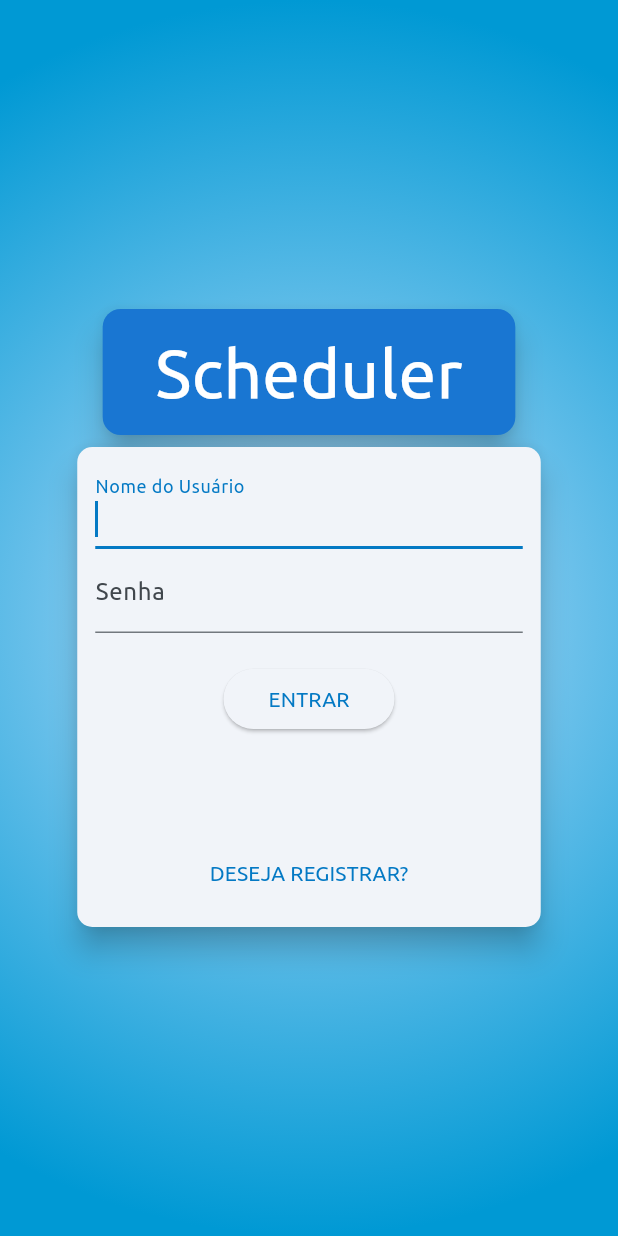
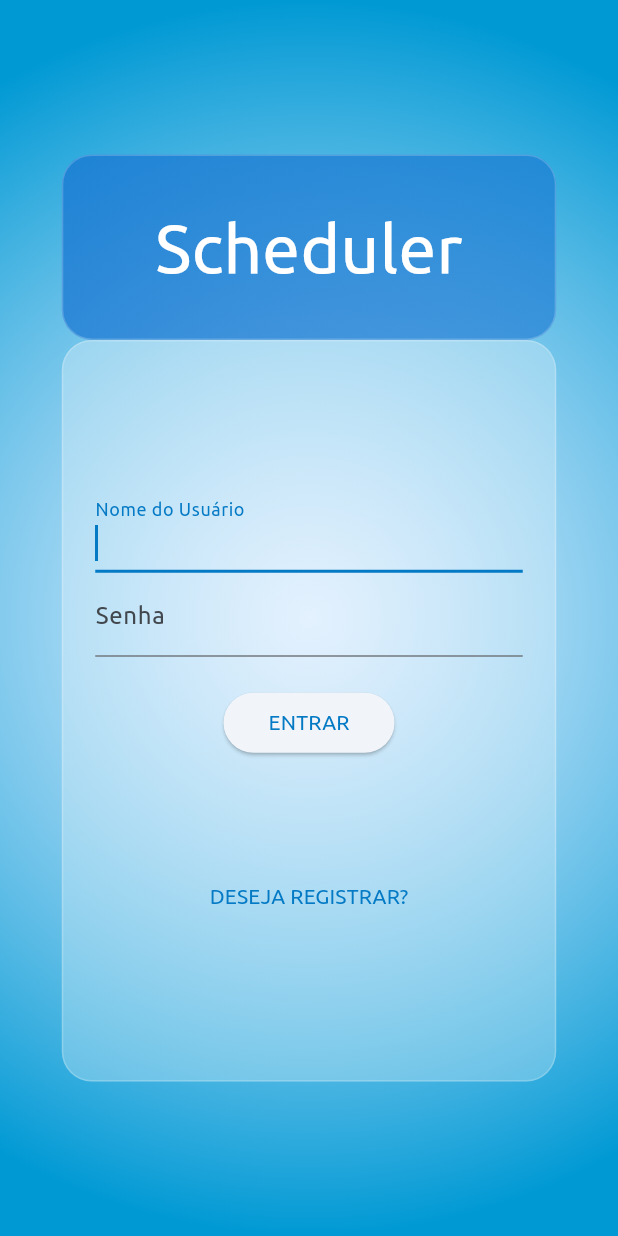
Before and after one commit to Ferps53/Scheduler, a Flutter app: the screen it shows after launch, on a phone screen of 412 x 824 dp. Run offline on Flutter 3.47's test engine with Material 3 defaults, Android fonts, the phone set to English and light mode, and no system bars; our stand-ins replace firebase_core, firebase_messaging, shared_preferences; accounts and stored records are empty; generated files the repository leaves out were written again.

Commit message:
Criação do GlassCard para utilizar o estilo de Glassmorphism

```diff
--- a/lib/src/view/auth/screen/auth_screen.dart
+++ b/lib/src/view/auth/screen/auth_screen.dart
@@ -1,5 +1,6 @@
 import 'package:flutter/material.dart';
 import 'package:todo_list/src/view/auth/widgets/auth_form.dart';
+import 'package:todo_list/src/view/default_widgets/glass_card.dart';
 
 class AuthScreen extends StatelessWidget {
   const AuthScreen({super.key});
@@ -12,7 +13,7 @@ class AuthScreen extends StatelessWidget {
           Container(
             decoration: BoxDecoration(
               gradient: RadialGradient(colors: [
-                Theme.of(context).primaryColorLight,
+                Theme.of(context).primaryColorLight.withOpacity(0.5),
                 const Color(0xff0099d4),
               ], radius: 1, focalRadius: 2),
             ),
@@ -25,9 +26,12 @@ class AuthScreen extends StatelessWidget {
                   mainAxisAlignment: MainAxisAlignment.center,
                   crossAxisAlignment: CrossAxisAlignment.center,
                   children: [
-                    Card(
-                      elevation: 8,
-                      color: Theme.of(context).primaryColorDark,
+                    GlassCard(
+                      startGradient: 0.75,
+                      endGradient: 0.6,
+                      heigth: MediaQuery.of(context).size.height * 0.15,
+                      width: MediaQuery.of(context).size.width * 0.8,
+                      backgroundColor: Theme.of(context).primaryColorDark,
                       child: const Padding(
                         padding: EdgeInsets.symmetric(
                           vertical: 10.0,
--- a/lib/src/view/auth/widgets/auth_form.dart
+++ b/lib/src/view/auth/widgets/auth_form.dart
@@ -3,6 +3,7 @@
 import 'package:flutter/material.dart';
 import 'package:provider/provider.dart';
 import 'package:todo_list/src/model/auth.dart';
+import 'package:todo_list/src/view/default_widgets/glass_card.dart';
 
 import '../../../utils/auth_exception.dart';
 
@@ -143,11 +144,10 @@ class _AuthFormState extends State<AuthForm>
   @override
   Widget build(BuildContext context) {
     final deviceSize = MediaQuery.of(context).size;
-    return Card(
-      elevation: 8,
-      shape: RoundedRectangleBorder(
-        borderRadius: BorderRadius.circular(10),
-      ),
+    return GlassCard(
+      backgroundColor: Colors.white,
+      heigth: deviceSize.height * 0.6,
+      width: deviceSize.width * 0.8,
       child: AnimatedContainer(
         duration: const Duration(milliseconds: 300),
         curve: Curves.easeIn,
--- /dev/null
+++ b/lib/src/view/default_widgets/glass_card.dart
@@ -0,0 +1,65 @@
+import 'dart:ui';
+
+import 'package:flutter/material.dart';
+
+class GlassCard extends StatelessWidget {
+  final Widget child;
+  final double width;
+  final double heigth;
+  final Color backgroundColor;
+  final double startGradient;
+  final double endGradient;
+
+  const GlassCard(
+      {required this.child,
+      required this.width,
+      required this.heigth,
+      required this.backgroundColor,
+      this.startGradient = 0.3,
+      this.endGradient = 0.25,
+      super.key});
+
+  @override
+  Widget build(BuildContext context) {
+    final borderRadius = BorderRadius.circular(20);
+    return Container(
+      width: width,
+      height: heigth,
+      constraints: const BoxConstraints(
+        maxHeight: double.infinity,
+        maxWidth: double.infinity,
+      ),
+      decoration: BoxDecoration(
+        borderRadius: borderRadius,
+      ),
+      child: Stack(
+        children: [
+          BackdropFilter(
+            filter: ImageFilter.blur(
+              sigmaX: 5,
+              sigmaY: 5,
+            ),
+          ),
+          Container(
+            decoration: BoxDecoration(
+              border: Border.all(color: Colors.white.withOpacity(0.2)),
+              borderRadius: borderRadius,
+              gradient: LinearGradient(
+                begin: Alignment.topLeft,
+                end: Alignment.bottomRight,
+                colors: [
+                  backgroundColor.withOpacity(startGradient),
+                  backgroundColor.withOpacity(endGradient)
+                ],
+              ),
+            ),
+          ),
+          Padding(
+            padding: const EdgeInsets.all(8.0),
+            child: Center(child: child),
+          ),
+        ],
+      ),
+    );
+  }
+}
```
